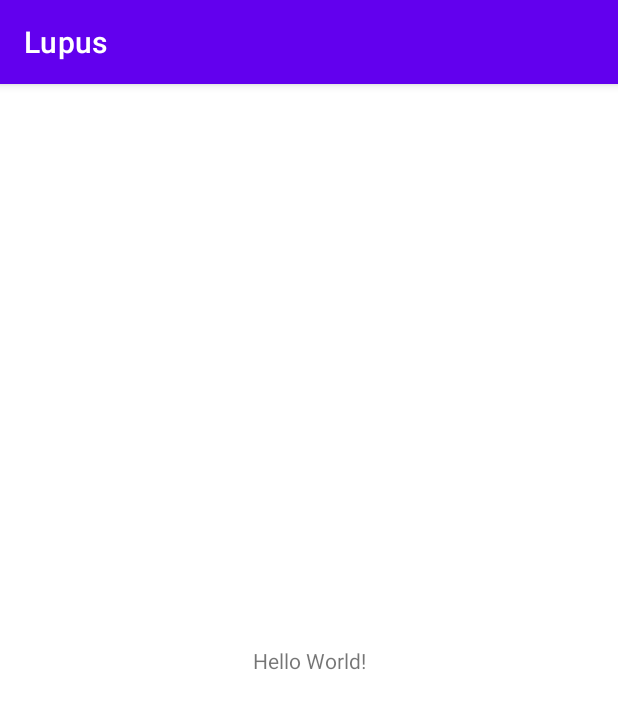
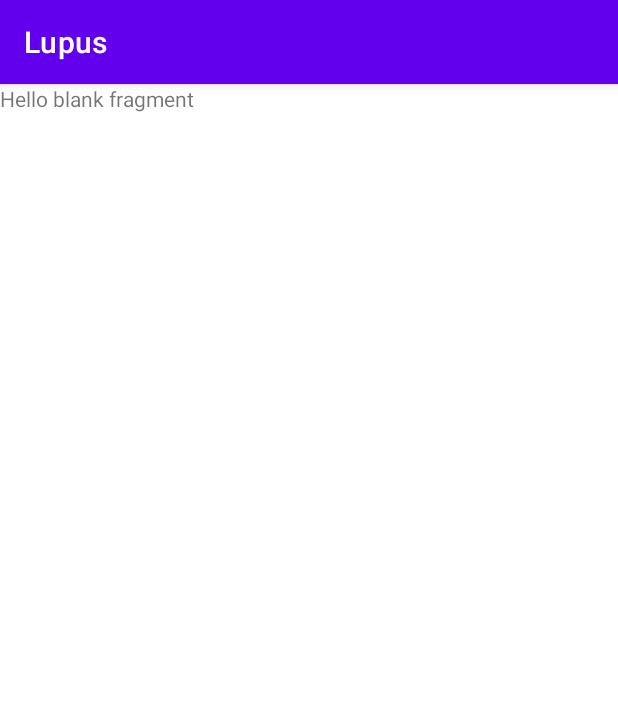
Before and after one commit to Tbaile/lupus-mobile, an Android app: the screen it shows after launch (MainActivity), on a phone screen of 412 x 824 dp. Shown: the top 709 px of the screen. Run offline under Robolectric (Android 15) with nearby library versions, the phone set to English and light mode, and no system bars.

Commit message:
Added login navigation
Added basic fragment

```diff
--- /dev/null
+++ b/app/src/main/java/it/bailettitommaso/lupus/LoginFragment.kt
@@ -0,0 +1,17 @@
+package it.bailettitommaso.lupus
+
+import android.os.Bundle
+import android.view.LayoutInflater
+import android.view.View
+import android.view.ViewGroup
+import androidx.fragment.app.Fragment
+
+class LoginFragment : Fragment() {
+    override fun onCreateView(
+        inflater: LayoutInflater,
+        container: ViewGroup?,
+        savedInstanceState: Bundle?
+    ): View? {
+        return inflater.inflate(R.layout.fragment_login, container, false)
+    }
+}
--- a/app/src/main/res/layout/activity_main.xml
+++ b/app/src/main/res/layout/activity_main.xml
@@ -6,14 +6,15 @@
     android:layout_height="match_parent"
     tools:context=".MainActivity">
 
-    <TextView
-        android:id="@+id/textView"
-        android:layout_width="wrap_content"
-        android:layout_height="wrap_content"
-        android:text="Hello World!"
+    <androidx.fragment.app.FragmentContainerView
+        android:id="@+id/loginFragmentContainer"
+        android:name="androidx.navigation.fragment.NavHostFragment"
+        android:layout_width="0dp"
+        android:layout_height="0dp"
+        app:defaultNavHost="true"
         app:layout_constraintBottom_toBottomOf="parent"
         app:layout_constraintEnd_toEndOf="parent"
-        app:layout_constraintHorizontal_bias="0.5"
         app:layout_constraintStart_toStartOf="parent"
-        app:layout_constraintTop_toTopOf="parent" />
+        app:layout_constraintTop_toTopOf="parent"
+        app:navGraph="@navigation/login_nav" />
 </androidx.constraintlayout.widget.ConstraintLayout>
--- /dev/null
+++ b/app/src/main/res/layout/fragment_login.xml
@@ -0,0 +1,14 @@
+<?xml version="1.0" encoding="utf-8"?>
+<FrameLayout xmlns:android="http://schemas.android.com/apk/res/android"
+    xmlns:tools="http://schemas.android.com/tools"
+    android:layout_width="match_parent"
+    android:layout_height="match_parent"
+    tools:context=".LoginFragment">
+
+    <!-- TODO: Update blank fragment layout -->
+    <TextView
+        android:layout_width="match_parent"
+        android:layout_height="match_parent"
+        android:text="@string/hello_blank_fragment" />
+
+</FrameLayout>
--- /dev/null
+++ b/app/src/main/res/navigation/login_nav.xml
@@ -0,0 +1,13 @@
+<?xml version="1.0" encoding="utf-8"?>
+<navigation xmlns:android="http://schemas.android.com/apk/res/android"
+    xmlns:app="http://schemas.android.com/apk/res-auto"
+    xmlns:tools="http://schemas.android.com/tools"
+    android:id="@+id/login_nav"
+    app:startDestination="@id/loginFragment">
+
+    <fragment
+        android:id="@+id/loginFragment"
+        android:name="it.bailettitommaso.lupus.LoginFragment"
+        android:label="fragment_login"
+        tools:layout="@layout/fragment_login" />
+</navigation>
--- a/app/src/main/res/values/strings.xml
+++ b/app/src/main/res/values/strings.xml
@@ -1,3 +1,5 @@
 <resources>
     <string name="app_name">Lupus</string>
+    <!-- TODO: Remove or change this placeholder text -->
+    <string name="hello_blank_fragment">Hello blank fragment</string>
 </resources>
```
